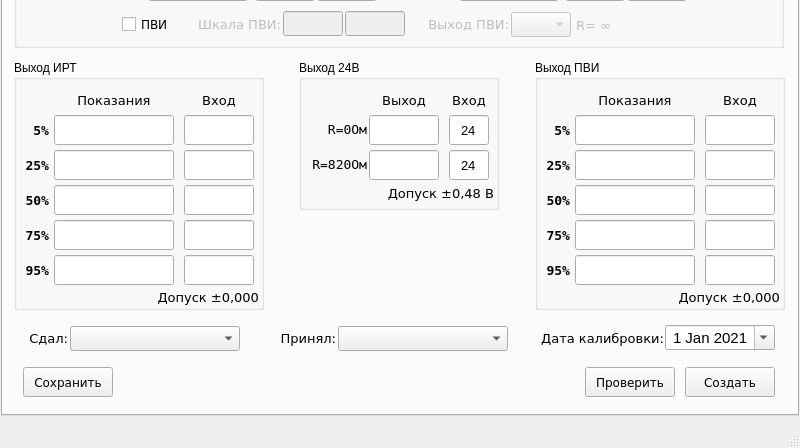
Above: main.ui from asd192/CalibrationIRT59 before the change; both pictures show x 0 to 800 and y 222 to 670 of the 800 by 670 pixel window. Below: the same form after it.
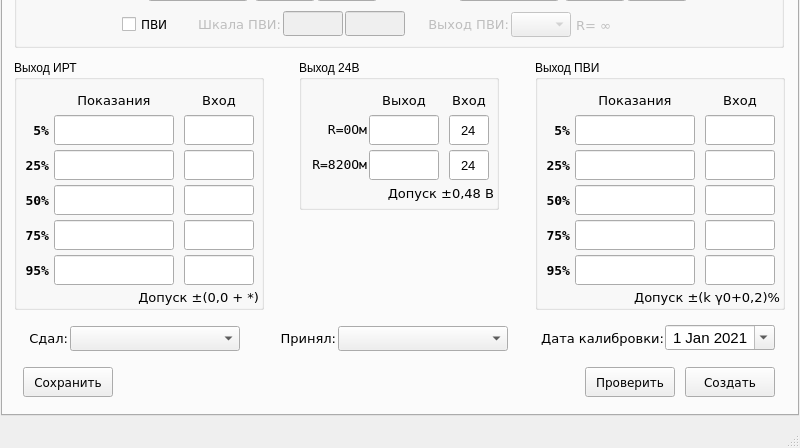
That is the form after the change.

Commit message: Правки. Добавлена <acceptance_irt>

The edit to the form file:
```diff
--- a/main.ui
+++ b/main.ui
@@ -1622,7 +1622,7 @@
         </font>
        </property>
        <property name="text">
-        <string>Допуск ±0,000</string>
+        <string>Допуск ±(0,0 + *)</string>
        </property>
        <property name="alignment">
         <set>Qt::AlignRight|Qt::AlignTrailing|Qt::AlignVCenter</set>
@@ -1740,6 +1740,9 @@
       </widget>
      </widget>
      <widget class="QGroupBox" name="groupBox_out_pvi">
+      <property name="enabled">
+       <bool>true</bool>
+      </property>
       <property name="geometry">
        <rect>
         <x>532</x>
@@ -2173,6 +2176,9 @@
        </property>
       </widget>
       <widget class="QLabel" name="label_acceptance_error_pvi">
+       <property name="enabled">
+        <bool>true</bool>
+       </property>
        <property name="geometry">
         <rect>
          <x>0</x>
@@ -2190,7 +2196,7 @@
         </font>
        </property>
        <property name="text">
-        <string>Допуск ±0,000</string>
+        <string>Допуск ±(k γ0+0,2)%</string>
        </property>
        <property name="alignment">
         <set>Qt::AlignRight|Qt::AlignTrailing|Qt::AlignVCenter</set>
```
Left out of the diff: 12 changed lines with no effect on the pictures. The commit also changes 2 other files.
